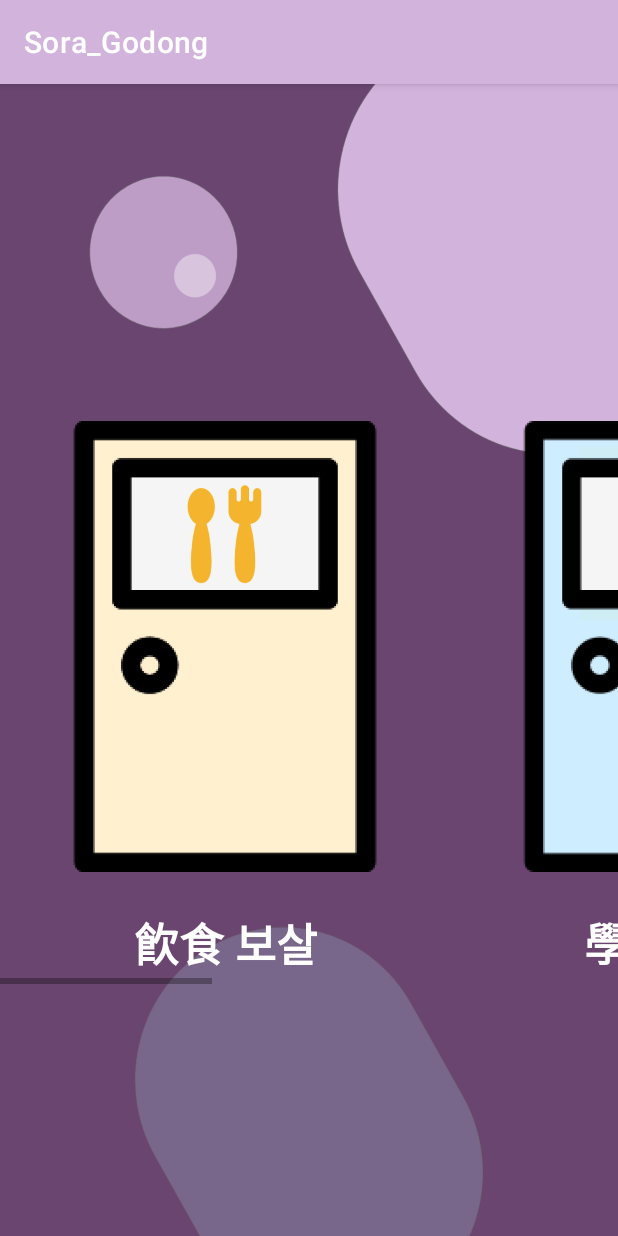
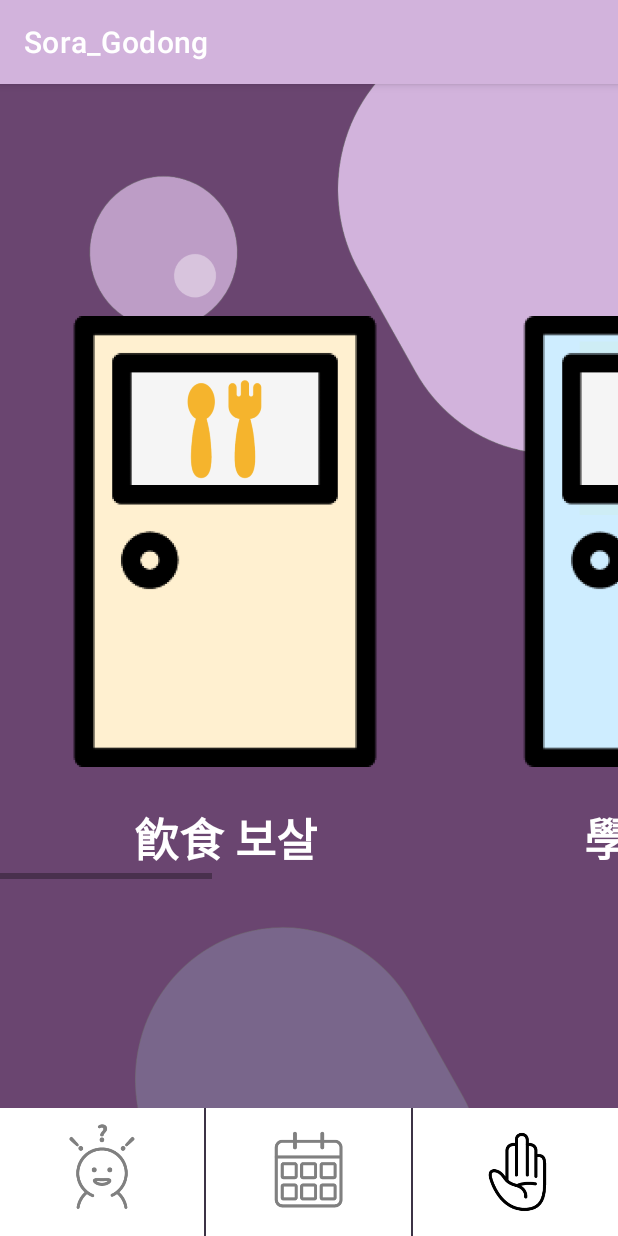
Before and after one commit to yeonwoo1125/Sora_Godong, an Android app: the AskMain screen opened directly, with no data from a screen before it, on a phone screen of 412 x 824 dp. Run offline under Robolectric (Android 15) with nearby library versions, the phone set to English and light mode, and no system bars.

Commit message:
질문하기 main페이지에 메뉴 넣기

```diff
--- a/app/src/main/java/mirim/msg/sora_godong/AskMain.java
+++ b/app/src/main/java/mirim/msg/sora_godong/AskMain.java
@@ -4,6 +4,7 @@ import android.content.Intent;
 import android.os.Bundle;
 import android.view.View;
 import android.widget.ImageView;
+import android.widget.LinearLayout;
 
 import androidx.appcompat.app.AppCompatActivity;
 
@@ -53,6 +54,33 @@ public class AskMain extends AppCompatActivity {
                 finish();
             }
         });
+        LinearLayout linear1, linear2, linear3;
+        linear1 = findViewById(R.id.linear1);
+        linear2 = findViewById(R.id.linear2);
+        linear3 = findViewById(R.id.linear3);
 
+        linear1.setOnClickListener(linearListner);
+        linear2.setOnClickListener(linearListner);
+        linear3.setOnClickListener(linearListner);
     }
+    View.OnClickListener linearListner = new View.OnClickListener() {
+        @Override
+        public void onClick(View v) {
+            Intent intent;
+            switch (v.getId()) {
+                case R.id.linear1:
+                    intent = new Intent(getApplicationContext(), AskMain.class);
+                    startActivity(intent);
+                    break;
+                case R.id.linear2:
+                    intent = new Intent(getApplicationContext(), Calendar.class);
+                    startActivity(intent);
+                    break;
+                case R.id.linear3:
+                    intent = new Intent(getApplicationContext(), Luck.class);
+                    startActivity(intent);
+                    break;
+            }
+        }
+    };
 }
--- a/app/src/main/res/layout/activity_ask_main.xml
+++ b/app/src/main/res/layout/activity_ask_main.xml
@@ -6,10 +6,15 @@
     android:background="@drawable/background"
     android:orientation="vertical">
 
+    <LinearLayout
+        android:layout_width="match_parent"
+        android:layout_height="0dp"
+        android:orientation="vertical"
+        android:layout_weight="8">
         <HorizontalScrollView
             android:layout_width="match_parent"
             android:layout_height="wrap_content"
-        android:layout_marginTop="200dp">
+            android:layout_marginTop="130dp">
 
             <LinearLayout
                 android:layout_width="match_parent"
@@ -91,3 +96,55 @@
             </LinearLayout>
         </HorizontalScrollView>
     </LinearLayout>
+    <LinearLayout
+        android:layout_width="match_parent"
+        android:layout_height="0dp"
+        android:layout_weight="1"
+        android:orientation="horizontal"
+        android:background="#80000000">
+        <LinearLayout
+            android:id="@+id/linear1"
+            android:layout_width="0dp"
+            android:layout_height="match_parent"
+            android:layout_weight="1"
+            android:background="@color/white"
+            android:layout_marginRight="1dp"
+            android:gravity="center"
+            android:orientation="vertical">
+            <ImageView
+                android:layout_width="wrap_content"
+                android:layout_height="wrap_content"
+                android:src="@drawable/menu1"
+                android:alpha="0.5"/>
+        </LinearLayout>
+        <LinearLayout
+            android:id="@+id/linear2"
+            android:layout_width="0dp"
+            android:layout_height="match_parent"
+            android:layout_weight="1"
+            android:background="@color/white"
+            android:gravity="center"
+            android:orientation="vertical">
+            <ImageView
+                android:layout_width="wrap_content"
+                android:layout_height="wrap_content"
+                android:src="@drawable/menu2"
+                android:alpha="0.5"/>
+        </LinearLayout>
+        <LinearLayout
+            android:id="@+id/linear3"
+            android:layout_width="0dp"
+            android:layout_height="match_parent"
+            android:layout_weight="1"
+            android:background="@color/white"
+            android:layout_marginLeft="1dp"
+            android:gravity="center"
+            android:orientation="vertical">
+            <ImageView
+                android:layout_width="wrap_content"
+                android:layout_height="wrap_content"
+                android:src="@drawable/menu3"
+                />
+        </LinearLayout>
+    </LinearLayout>
+</LinearLayout>
```
Also changed, not shown: app/src/main/java/mirim/msg/sora_godong/AskFood.java (+10 -1 lines), app/src/main/java/mirim/msg/sora_godong/AskLove.java (+9 -0 lines), app/src/main/java/mirim/msg/sora_godong/AskMoney.java (+9 -0 lines), app/src/main/java/mirim/msg/sora_godong/AskStudy.java (+9 -0 lines). Lines whose indentation alone changed are shown as unchanged.
